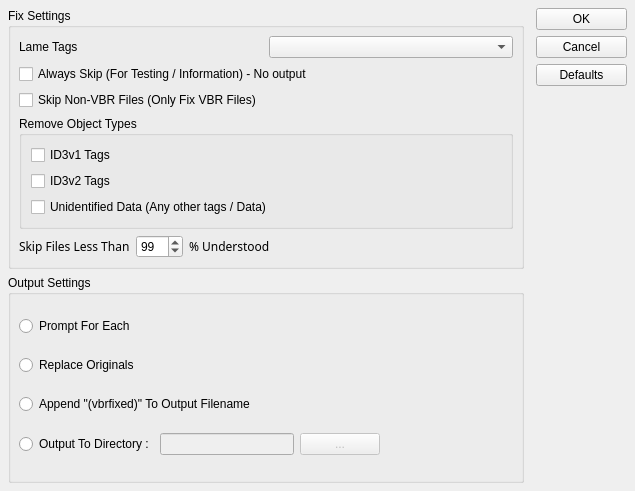
Qt form QtFixer/settings.ui (fidget77/vbrfix) before a commit.
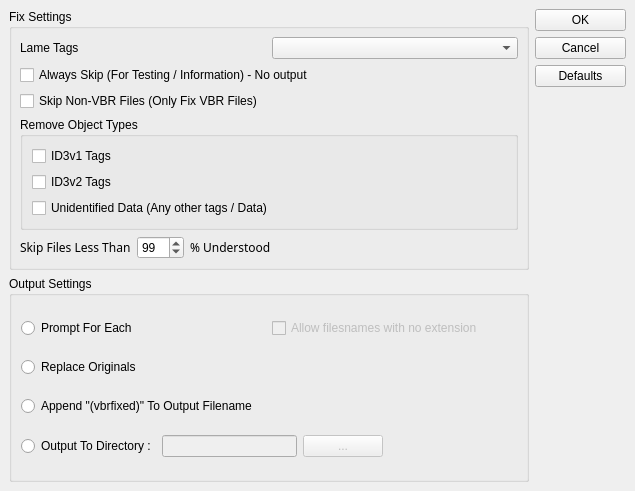
The same form after that commit.

Commit message: bugfix 6396. option to specify to keep the extension when prompting to save if none is specified

What changed in the file:
```diff
--- a/QtFixer/settings.ui
+++ b/QtFixer/settings.ui
@@ -17,7 +17,7 @@
   </property>
   <layout class="QHBoxLayout" >
    <property name="margin" >
-    <number>8</number>
+    <number>9</number>
    </property>
    <property name="spacing" >
     <number>6</number>
@@ -209,17 +209,37 @@
        </property>
        <layout class="QVBoxLayout" >
         <property name="margin" >
-         <number>8</number>
+         <number>9</number>
         </property>
         <property name="spacing" >
          <number>6</number>
         </property>
         <item>
-         <widget class="QRadioButton" name="promptForEach" >
-          <property name="text" >
-           <string>Prompt For Each</string>
+         <layout class="QHBoxLayout" >
+          <property name="margin" >
+           <number>0</number>
           </property>
-         </widget>
+          <property name="spacing" >
+           <number>6</number>
+          </property>
+          <item>
+           <widget class="QRadioButton" name="promptForEach" >
+            <property name="text" >
+             <string>Prompt For Each</string>
+            </property>
+           </widget>
+          </item>
+          <item>
+           <widget class="QCheckBox" name="allowEmptyExtensions" >
+            <property name="enabled" >
+             <bool>false</bool>
+            </property>
+            <property name="text" >
+             <string>Allow filesnames with no extension</string>
+            </property>
+           </widget>
+          </item>
+         </layout>
         </item>
         <item>
          <widget class="QRadioButton" name="replaceOriginals" >
@@ -287,9 +307,6 @@
      </item>
     </layout>
    </item>
-   <item>
-    <widget class="QWidget" name="layoutWidget" />
-   </item>
    <item>
     <layout class="QVBoxLayout" >
      <property name="margin" >
```
Left out of the diff: 26 changed lines with no effect on the pictures. The commit also changes 4 other files.
